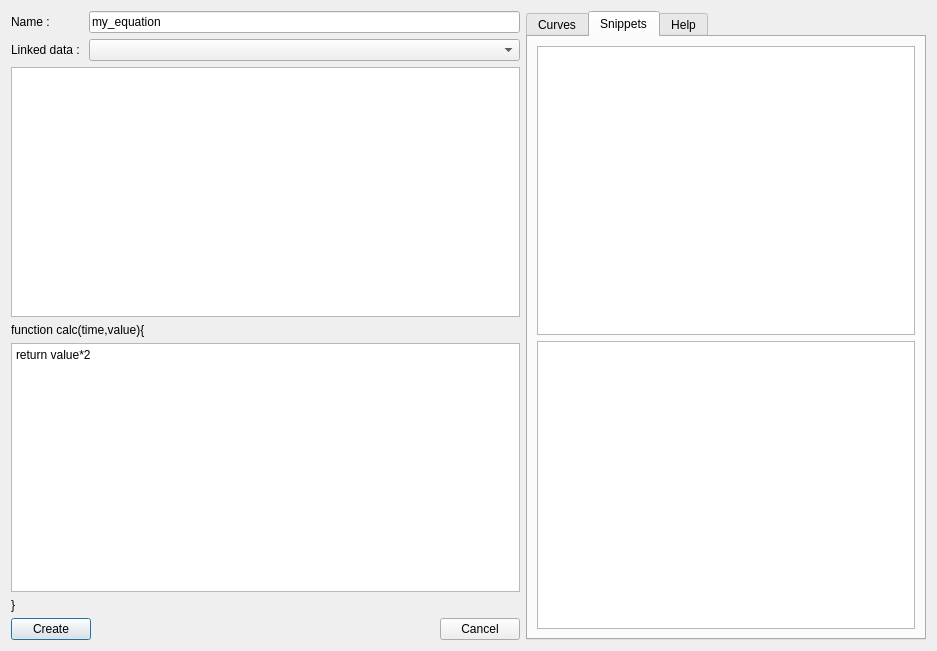
Qt form plotter_gui/add_math_plot.ui (totosolat/PlotJuggler) before a commit.
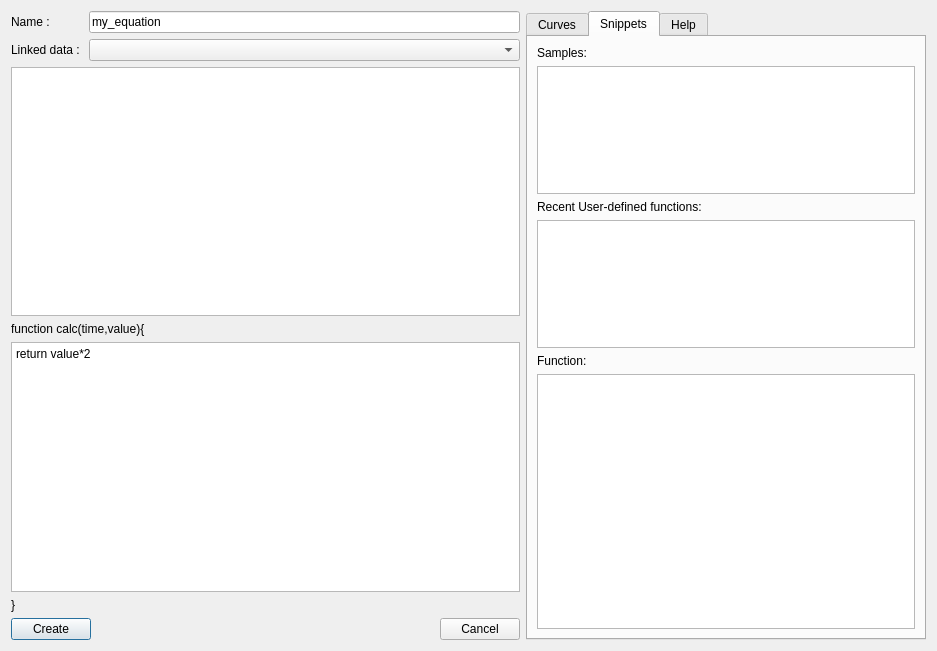
The same form after that commit. The open tabs and pages were chosen to show the change.

Diff of the .ui file:
```diff
--- a/plotter_gui/add_math_plot.ui
+++ b/plotter_gui/add_math_plot.ui
@@ -158,10 +158,34 @@
       <attribute name="title">
        <string>Snippets</string>
       </attribute>
-      <layout class="QVBoxLayout" name="verticalLayout_2">
+      <layout class="QVBoxLayout" name="verticalLayout_2" stretch="0,1,0,1,0,2">
+       <item>
+        <widget class="QLabel" name="label_5">
+         <property name="text">
+          <string>Samples:</string>
+         </property>
+        </widget>
+       </item>
        <item>
         <widget class="QListWidget" name="snippetsListWidget"/>
        </item>
+       <item>
+        <widget class="QLabel" name="label_6">
+         <property name="text">
+          <string>Recent User-defined functions:</string>
+         </property>
+        </widget>
+       </item>
+       <item>
+        <widget class="QListWidget" name="snippetsListRecent"/>
+       </item>
+       <item>
+        <widget class="QLabel" name="label_7">
+         <property name="text">
+          <string>Function:</string>
+         </property>
+        </widget>
+       </item>
        <item>
         <widget class="QPlainTextEdit" name="snippetTextEdit">
          <property name="readOnly">
```
Left out of the diff: 2 changed lines with no effect on the pictures.
